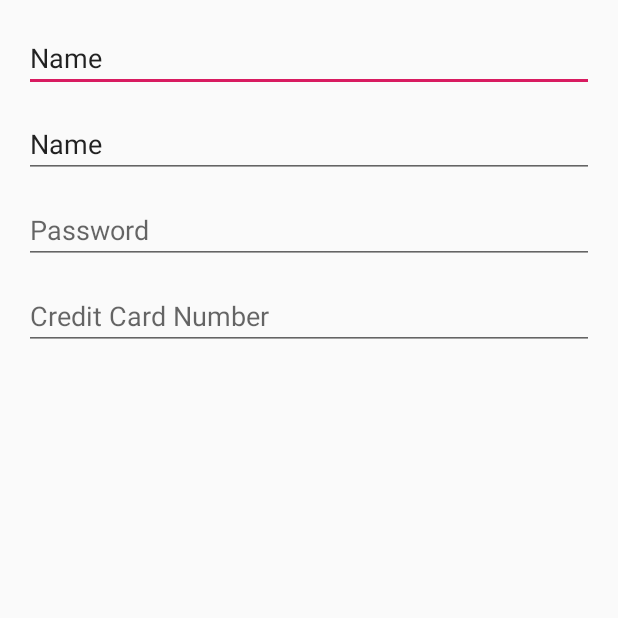
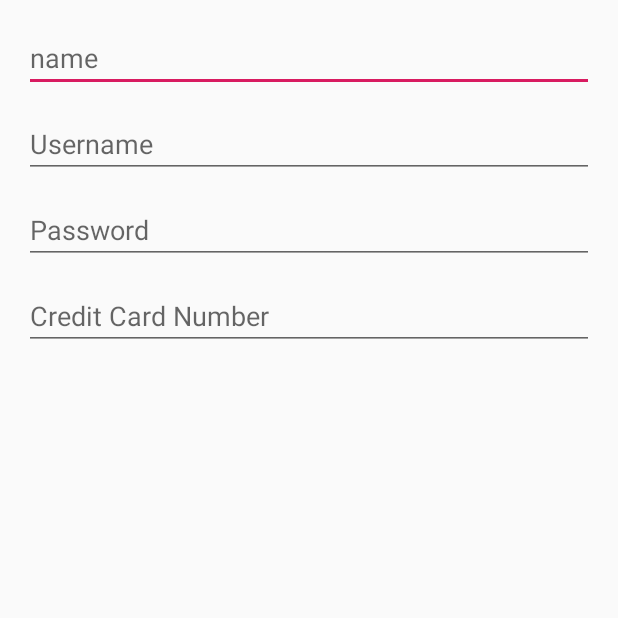
Before and after one commit to Antypurus/CMOVProject1, an Android app: the screen it shows after launch (RegisterActivity), on a phone screen of 412 x 824 dp, the top half of it. Run offline under Robolectric (Android 15) with nearby library versions, the phone set to English and light mode, and no system bars.

Commit message:
fixed some issues in the register activity

```diff
--- a/store_app/app/src/main/java/Common/Constants.java
+++ b/store_app/app/src/main/java/Common/Constants.java
@@ -2,7 +2,7 @@ package Common;
 
 public class Constants {
 
-    public static final String SERVER_IP = "10.0.0.5";
+    public static final String SERVER_IP = "10.0.0.5:80";
     public static final String Register_Route = SERVER_IP + "/register";
     public static final String Product_List_Route = SERVER_IP + "/products";
 
--- a/store_app/app/src/main/res/layout/register_view.xml
+++ b/store_app/app/src/main/res/layout/register_view.xml
@@ -15,9 +15,8 @@
         android:layout_marginTop="16dp"
         android:layout_marginEnd="16dp"
         android:ems="10"
-        android:hint="@string/app_name"
+        android:hint="name"
         android:inputType="textPersonName"
-        android:text="Name"
         app:layout_constraintEnd_toEndOf="parent"
         app:layout_constraintStart_toStartOf="parent"
         app:layout_constraintTop_toTopOf="parent" />
@@ -32,7 +31,6 @@
         android:ems="10"
         android:hint="Username"
         android:inputType="textPersonName"
-        android:text="Name"
         app:layout_constraintEnd_toEndOf="parent"
         app:layout_constraintStart_toStartOf="parent"
         app:layout_constraintTop_toBottomOf="@+id/name" />
```
